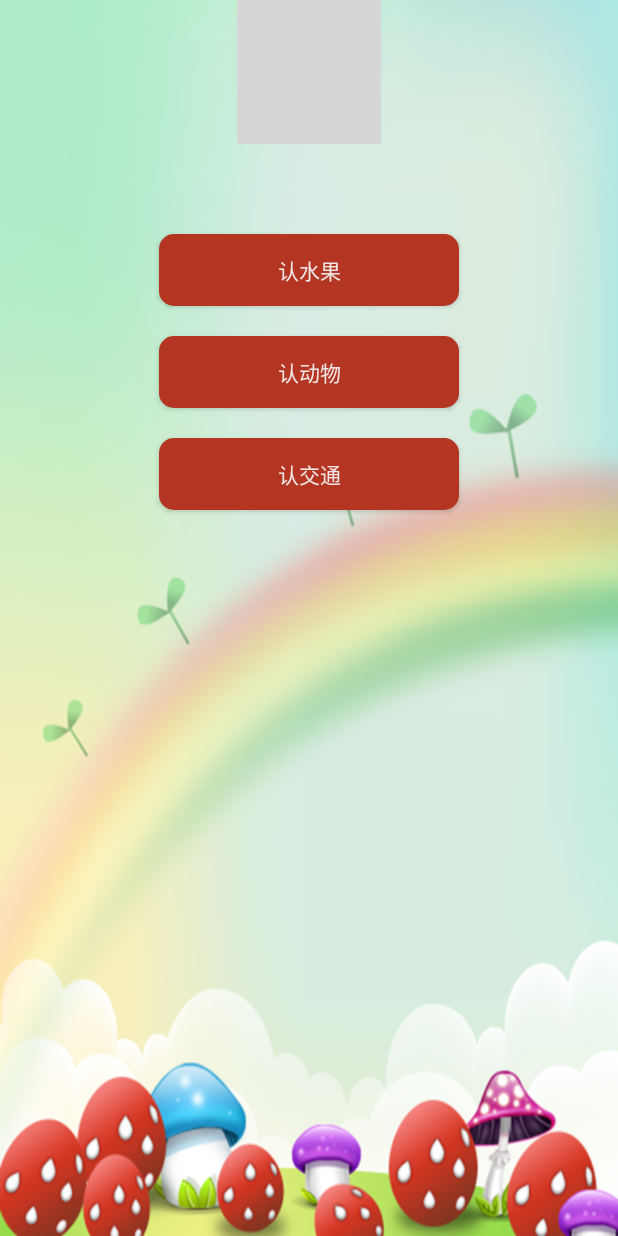
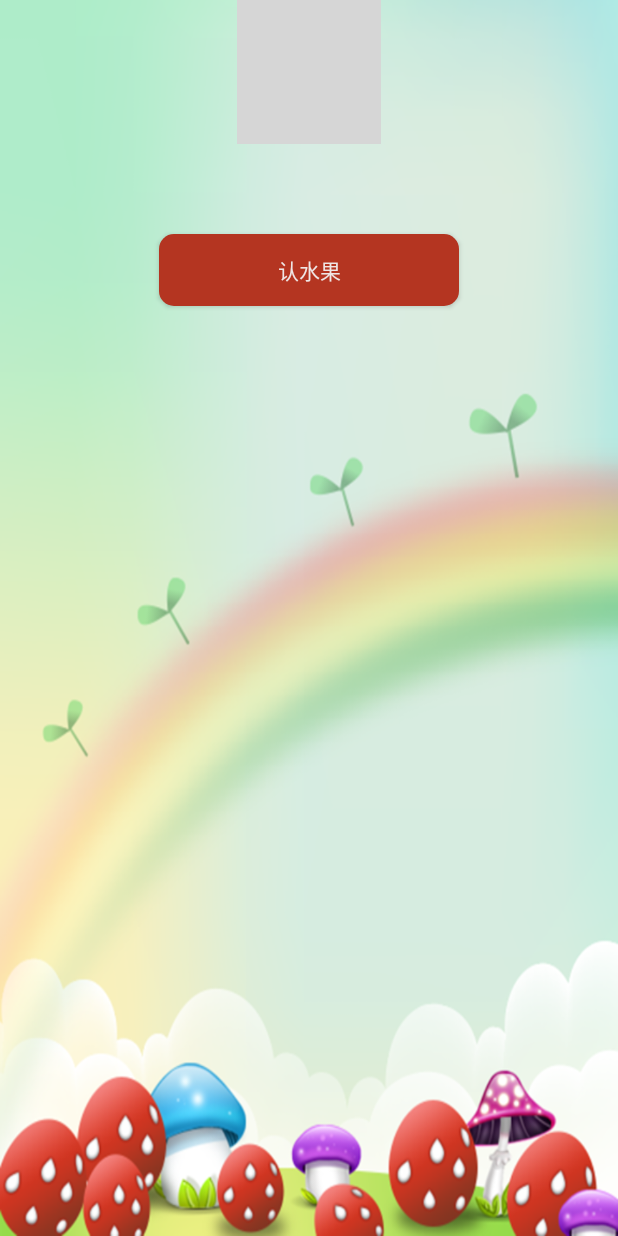
Before and after one commit to forever361/oyeah, an Android app: the screen it shows after launch (WelcomeActivity), on a phone screen of 412 x 824 dp. Run offline under Robolectric (Android 15) with nearby library versions, the light colour scheme and no system bars; grey boxes are pictures that could not be loaded.

```diff
--- a/app/src/main/java/com/aiduo/babystudy/WelcomeActivity.java
+++ b/app/src/main/java/com/aiduo/babystudy/WelcomeActivity.java
@@ -62,6 +62,7 @@ public class WelcomeActivity extends Activity {
     public boolean onKeyDown(int keyCode, KeyEvent event) {
         // 判断按下的键是否是“返回”键
         if(keyCode == KeyEvent.KEYCODE_BACK) {
+
             // 判断当前时间与上次按“返回”键的时间差是否在2秒之内
             if(System.currentTimeMillis() - lastBackTime < 2000) {
                 // 返回，且不消费，即让系统按照默认方式处理
--- a/app/src/main/res/layout/activity_welcome.xml
+++ b/app/src/main/res/layout/activity_welcome.xml
@@ -27,25 +27,25 @@
         android:id="@+id/button1"
         android:layout_width="200dp"
         android:layout_height="wrap_content"
+        android:layout_below="@+id/button"
         android:layout_gravity="center_horizontal"
+        android:layout_marginTop="20dp"
+        android:background="@drawable/button_style2"
         android:text="认动物"
-        android:background="@drawable/button_style2"
         android:textColor="#efe6e5"
-        android:layout_below="@+id/button"
-        android:layout_marginTop="20dp"
-        />
+        android:visibility="gone" />
 
     <Button
         android:id="@+id/button2"
         android:layout_width="200dp"
         android:layout_height="wrap_content"
+        android:layout_below="@+id/button1"
         android:layout_gravity="center_horizontal"
+        android:layout_marginTop="20dp"
         android:background="@drawable/button_style2"
+        android:text="认交通"
         android:textColor="#efe6e5"
-        android:text="认交通"
-        android:layout_below="@+id/button1"
-        android:layout_marginTop="20dp"
-        />
+        android:visibility="gone" />
 
     <TextView
         android:id="@+id/textView"
```
Also changed, not shown: app/src/main/java/com/aiduo/babystudy/FruitActivity.java (+22 -0 lines).
